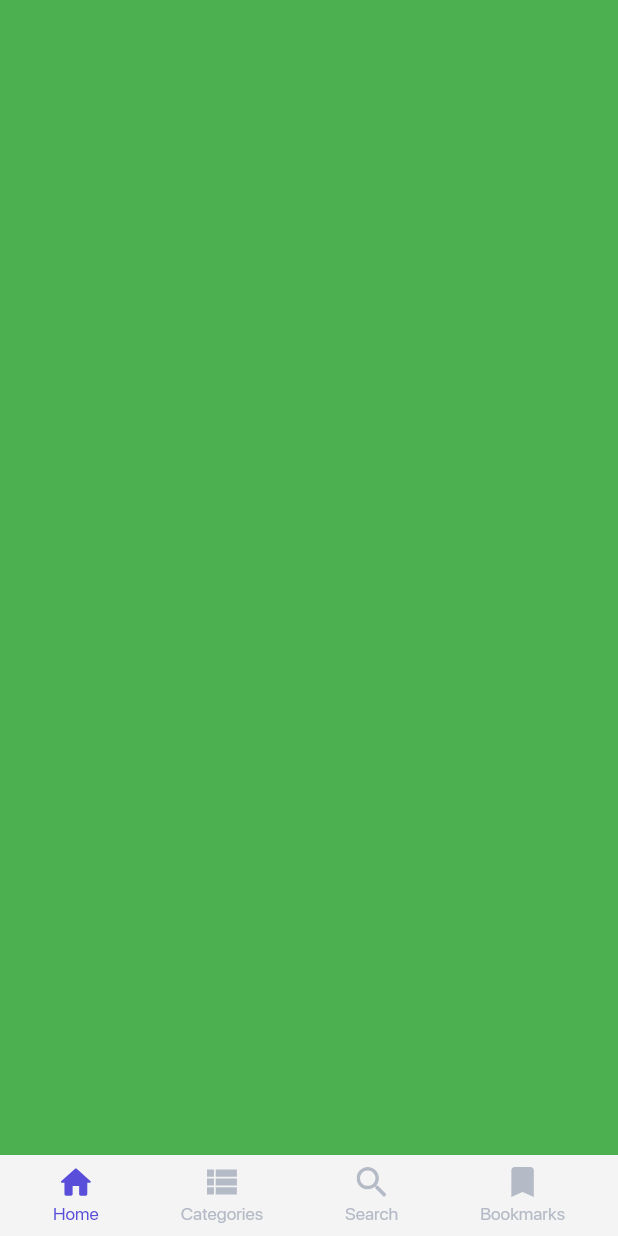
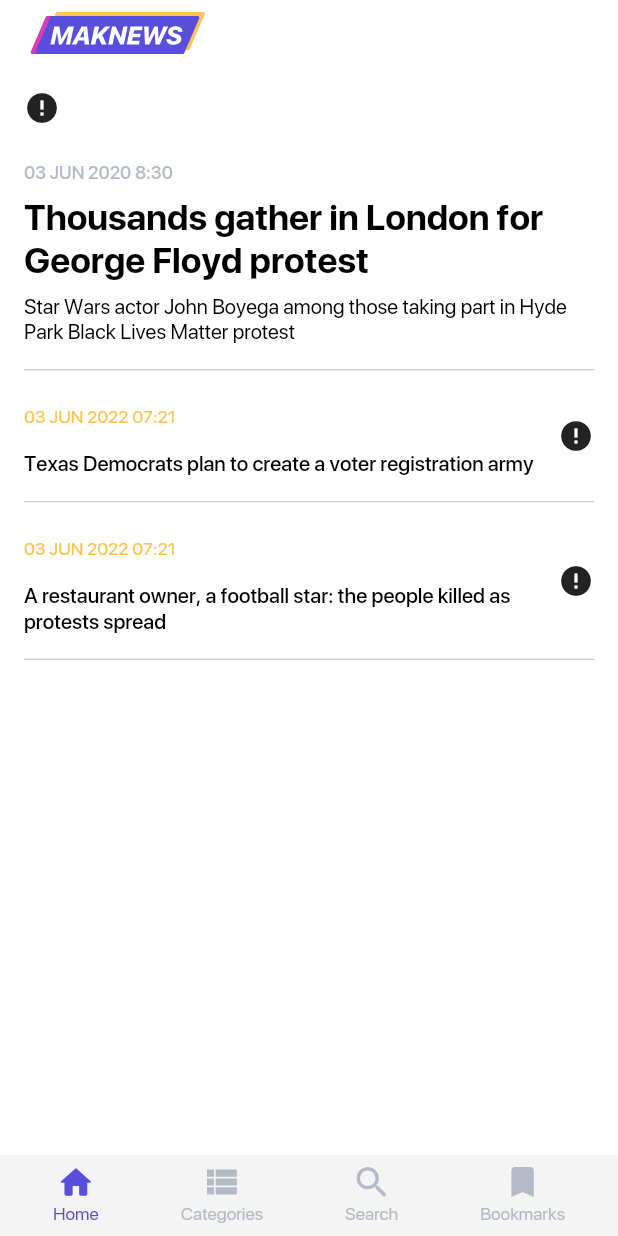
Before and after one commit to ZaenalMuzaqqi/maknews, a Flutter app: the screen it shows after launch, on a phone screen of 412 x 824 dp. Run offline on Flutter 3.47's test engine with Material 2 defaults, Android fonts, the phone set to English and light mode, and no system bars; drawn by our look-alikes of cached_network_image; our stand-ins replace flutter_svg; network calls fail.

Commit message:
create home page

```diff
--- a/lib/config/constant.dart
+++ b/lib/config/constant.dart
@@ -1,4 +1,4 @@
-import 'dart:ui';
+import 'package:flutter/material.dart';
 
 // ICON
 const String logoMaknews = 'assets/icons/logo.svg';
@@ -13,6 +13,7 @@ const String iconBookmarkDisabled = 'assets/icons/bookmark_disabled.svg';
 
 // COLOR
 const Color defaultColor = Color(0xFF594ED9);
+const Color yellowColor = Color(0xFFFFC253);
 const Color disabledColor = Color(0xFFB5BBC6);
 const Color hintColor = Color(0xFFB5BBC6);
 const Color backgroundColor = Color(0xFFF4F4F4);
@@ -29,5 +30,7 @@ FontWeight heavy = FontWeight.w800;
 FontWeight black = FontWeight.w900;
 
 // FONT/TEXT
-TextStyle defaultTextStyle = TextStyle(color: defaultColor);
-TextStyle hintTextStyle = TextStyle(color: hintColor);
+TextStyle defaultTextStyle = const TextStyle(color: defaultColor);
+TextStyle blackTextStyle = const TextStyle(color: Colors.black);
+TextStyle yellowTextStyle = const TextStyle(color: yellowColor);
+TextStyle hintTextStyle = const TextStyle(color: hintColor);
--- /dev/null
+++ b/lib/pages/home_page.dart
@@ -0,0 +1,71 @@
+import 'package:flutter/material.dart';
+import 'package:flutter_svg/svg.dart';
+import 'package:maknews/config/constant.dart';
+
+import '../widgets/app_bar.dart';
+import '../widgets/card.dart';
+
+class HomePage extends StatefulWidget {
+  const HomePage({super.key});
+
+  @override
+  State<HomePage> createState() => _HomePageState();
+}
+
+class _HomePageState extends State<HomePage> {
+  @override
+  Widget build(BuildContext context) {
+    return Container(
+      color: Colors.white,
+      child: SafeArea(
+        child: Scaffold(
+          appBar: PreferredSize(
+            preferredSize: const Size.fromHeight(44.0),
+            child: CustomAppBar(
+              child: SvgPicture.asset(
+                logoMaknews,
+                height: 30.0,
+                width: 125.0,
+              ),
+            ),
+          ),
+          body: Container(
+            color: Colors.white,
+            padding: const EdgeInsets.all(16.0),
+            child: Column(
+              children: const [
+                //HERO Card
+                HeroCard(
+                  date: '03 JUN 2020 8:30',
+                  imageUrl:
+                      'https://images.unsplash.com/photo-1591628013840-58dbb435be89?ixlib=rb-4.0.3&ixid=MnwxMjA3fDB8MHxwaG90by1wYWdlfHx8fGVufDB8fHx8&auto=format&fit=crop&w=1740&q=80',
+                  title: 'Thousands gather in London for George Floyd protest',
+                  description:
+                      'Star Wars actor John Boyega among those taking part in Hyde Park Black Lives Matter protest',
+                ),
+
+                //LIST REGULAR CARD
+
+                ListCard(
+                  date: '03 JUN 2022 07:21',
+                  title:
+                      'Texas Democrats plan to create a voter registration army',
+                  imageUrl:
+                      'https://images.unsplash.com/photo-1616587226157-48e49175ee20?ixlib=rb-4.0.3&ixid=MnwxMjA3fDB8MHxwaG90by1wYWdlfHx8fGVufDB8fHx8&auto=format&fit=crop&w=1740&q=80',
+                ),
+
+                ListCard(
+                  date: '03 JUN 2022 07:21',
+                  title:
+                      'A restaurant owner, a football star: the people killed as protests spread',
+                  imageUrl:
+                      'https://images.unsplash.com/photo-1618887798986-1fa86bd22d32?ixlib=rb-4.0.3&ixid=MnwxMjA3fDB8MHxwaG90by1wYWdlfHx8fGVufDB8fHx8&auto=format&fit=crop&w=1740&q=80',
+                ),
+              ],
+            ),
+          ),
+        ),
+      ),
+    );
+  }
+}
--- a/lib/pages/main_page.dart
+++ b/lib/pages/main_page.dart
@@ -1,6 +1,8 @@
 import 'package:flutter/material.dart';
-import 'package:flutter_svg/svg.dart';
 import 'package:maknews/config/constant.dart';
+import 'package:maknews/pages/home_page.dart';
+
+import '../widgets/bottom_navigation.dart';
 
 class MainPage extends StatefulWidget {
   const MainPage({super.key});
@@ -17,7 +19,7 @@ class _MainPageState extends State<MainPage> {
     Widget buildPage(currentIndex) {
       switch (currentIndex) {
         case 0:
-          return Container(color: Colors.green);
+          return const HomePage();
         case 1:
           return Container(color: Colors.teal);
         case 2:
@@ -87,42 +89,3 @@ class _MainPageState extends State<MainPage> {
     );
   }
 }
-
-class NavigationItem extends StatelessWidget {
-  const NavigationItem({
-    Key? key,
-    required this.icon,
-    this.color = defaultColor,
-    this.label = 'label menu',
-    this.onTap,
-  }) : super(key: key);
-
-  final Color? color;
-  final String icon;
-  final String? label;
-  final VoidCallback? onTap;
-
-  @override
-  Widget build(BuildContext context) {
-    return GestureDetector(
-      onTap: onTap,
-      child: Column(
-        mainAxisAlignment: MainAxisAlignment.spaceBetween,
-        children: [
-          SvgPicture.asset(
-            icon,
-            height: 20.0,
-            width: 20.0,
-          ),
-          Text(
-            label!,
-            style: TextStyle(
-              color: color,
-              fontSize: 12.0,
-            ),
-          )
-        ],
-      ),
-    );
-  }
-}
--- /dev/null
+++ b/lib/widgets/app_bar.dart
@@ -0,0 +1,22 @@
+import 'package:flutter/material.dart';
+
+class CustomAppBar extends StatelessWidget {
+  const CustomAppBar({
+    Key? key,
+    required this.child,
+  }) : super(key: key);
+
+  final Widget child;
+
+  @override
+  Widget build(BuildContext context) {
+    return Container(
+      color: Colors.white,
+      padding: const EdgeInsets.symmetric(horizontal: 16, vertical: 8.0),
+      child: Align(
+        alignment: Alignment.centerLeft,
+        child: child,
+      ),
+    );
+  }
+}
--- /dev/null
+++ b/lib/widgets/bottom_navigation.dart
@@ -0,0 +1,43 @@
+import 'package:flutter/material.dart';
+import 'package:flutter_svg/flutter_svg.dart';
+
+import '../config/constant.dart';
+
+class NavigationItem extends StatelessWidget {
+  const NavigationItem({
+    Key? key,
+    required this.icon,
+    this.color = defaultColor,
+    this.label = 'label menu',
+    this.onTap,
+  }) : super(key: key);
+
+  final Color? color;
+  final String icon;
+  final String? label;
+  final VoidCallback? onTap;
+
+  @override
+  Widget build(BuildContext context) {
+    return GestureDetector(
+      onTap: onTap,
+      child: Column(
+        mainAxisAlignment: MainAxisAlignment.spaceBetween,
+        children: [
+          SvgPicture.asset(
+            icon,
+            height: 20.0,
+            width: 20.0,
+          ),
+          Text(
+            label!,
+            style: TextStyle(
+              color: color,
+              fontSize: 12.0,
+            ),
+          )
+        ],
+      ),
+    );
+  }
+}
--- /dev/null
+++ b/lib/widgets/card.dart
@@ -0,0 +1,154 @@
+import 'package:cached_network_image/cached_network_image.dart';
+import 'package:flutter/material.dart';
+
+import '../config/constant.dart';
+
+class HeroCard extends StatelessWidget {
+  const HeroCard({
+    Key? key,
+    this.date = '',
+    this.imageUrl = '',
+    this.title = '',
+    this.description = '',
+  }) : super(key: key);
+
+  final String? imageUrl;
+  final String? date;
+  final String? title;
+  final String? description;
+
+  @override
+  Widget build(BuildContext context) {
+    return Column(
+      crossAxisAlignment: CrossAxisAlignment.start,
+      children: [
+        CachedNetworkImage(
+          imageUrl: imageUrl!,
+          imageBuilder: (context, imageProvider) => Container(
+            width: double.infinity,
+            height: 180.0,
+            decoration: BoxDecoration(
+              borderRadius: BorderRadius.circular(6),
+              image: DecorationImage(image: imageProvider, fit: BoxFit.cover),
+            ),
+          ),
+          placeholder: (context, url) => const CircularProgressIndicator(),
+          errorWidget: (context, url, error) => const Icon(Icons.error),
+        ),
+        Padding(
+          padding: const EdgeInsets.only(top: 24.0),
+          child: Text(
+            date!.toUpperCase(),
+            style: hintTextStyle.copyWith(
+              fontSize: 12.0,
+              fontWeight: medium,
+            ),
+          ),
+        ),
+        Padding(
+          padding: const EdgeInsets.symmetric(vertical: 8.0),
+          child: Text(
+            title!,
+            style: blackTextStyle.copyWith(
+              fontSize: 24,
+              fontWeight: bold,
+            ),
+          ),
+        ),
+        Text(
+          description!,
+          style: blackTextStyle.copyWith(
+            fontSize: 14,
+            fontWeight: regular,
+          ),
+        ),
+        const Padding(
+          padding: EdgeInsets.symmetric(vertical: 16.0),
+          child: Divider(
+            color: disabledColor,
+            height: 1.0,
+          ),
+        )
+      ],
+    );
+  }
+}
+
+class ListCard extends StatelessWidget {
+  const ListCard(
+      {Key? key,
+      this.date = '',
+      this.imageUrl = '',
+      this.title = '',
+      this.onTap})
+      : super(key: key);
+
+  final String? date;
+  final String? title;
+  final String? imageUrl;
+  final VoidCallback? onTap;
+
+  @override
+  Widget build(BuildContext context) {
+    return GestureDetector(
+      onTap: onTap,
+      child: Column(
+        children: [
+          Row(
+            children: [
+              Expanded(
+                child: Column(
+                  crossAxisAlignment: CrossAxisAlignment.start,
+                  children: [
+                    Padding(
+                      padding: const EdgeInsets.only(
+                        top: 8.0,
+                        bottom: 16.0,
+                      ),
+                      child: Text(
+                        date!.toUpperCase(),
+                        style: yellowTextStyle.copyWith(
+                          fontSize: 12,
+                          fontWeight: regular,
+                        ),
+                      ),
+                    ),
+                    Text(
+                      title!,
+                      style: blackTextStyle.copyWith(
+                        fontSize: 14.0,
+                        fontWeight: medium,
+                      ),
+                    )
+                  ],
+                ),
+              ),
+              CachedNetworkImage(
+                imageUrl: imageUrl!,
+                imageBuilder: (context, imageProvider) => Container(
+                  width: 105.0,
+                  height: 80.0,
+                  decoration: BoxDecoration(
+                    borderRadius: BorderRadius.circular(6),
+                    image: DecorationImage(
+                        image: imageProvider, fit: BoxFit.cover),
+                  ),
+                ),
+                placeholder: (context, url) =>
+                    const CircularProgressIndicator(),
+                errorWidget: (context, url, error) => const Icon(Icons.error),
+              ),
+            ],
+          ),
+          const Padding(
+            padding: EdgeInsets.symmetric(vertical: 16.0),
+            child: Divider(
+              color: disabledColor,
+              height: 1.0,
+            ),
+          ),
+        ],
+      ),
+    );
+  }
+}
```
Also changed, not shown: pubspec.yaml (+1 -7 lines), pubspec.lock, 10 other files.
